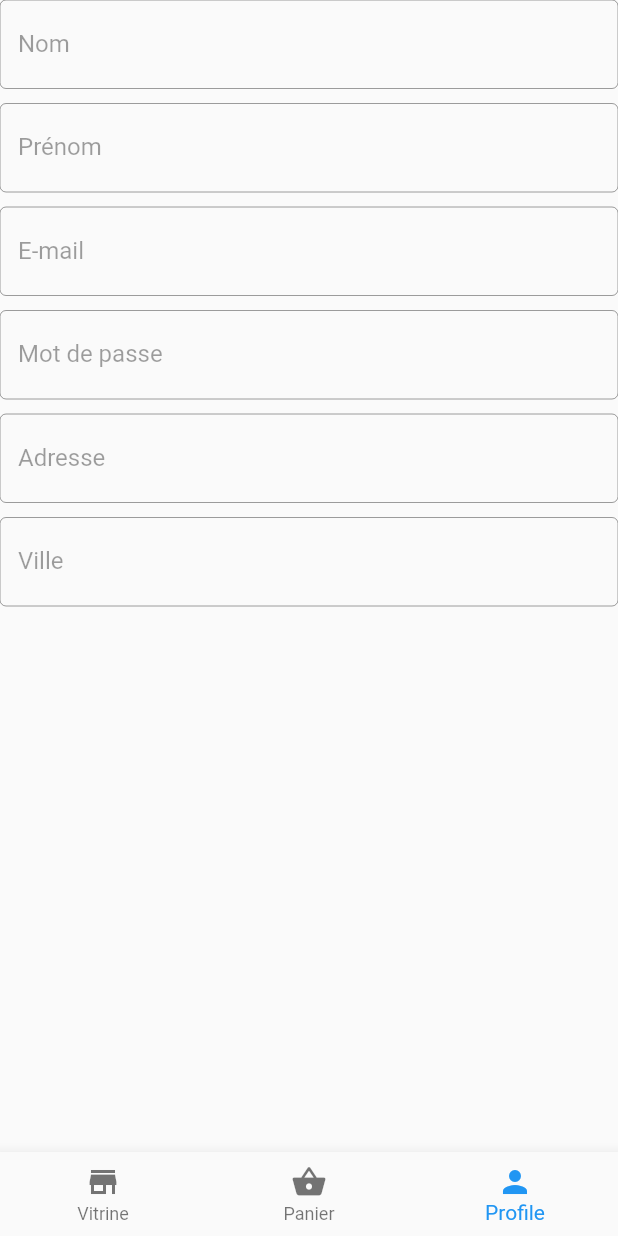
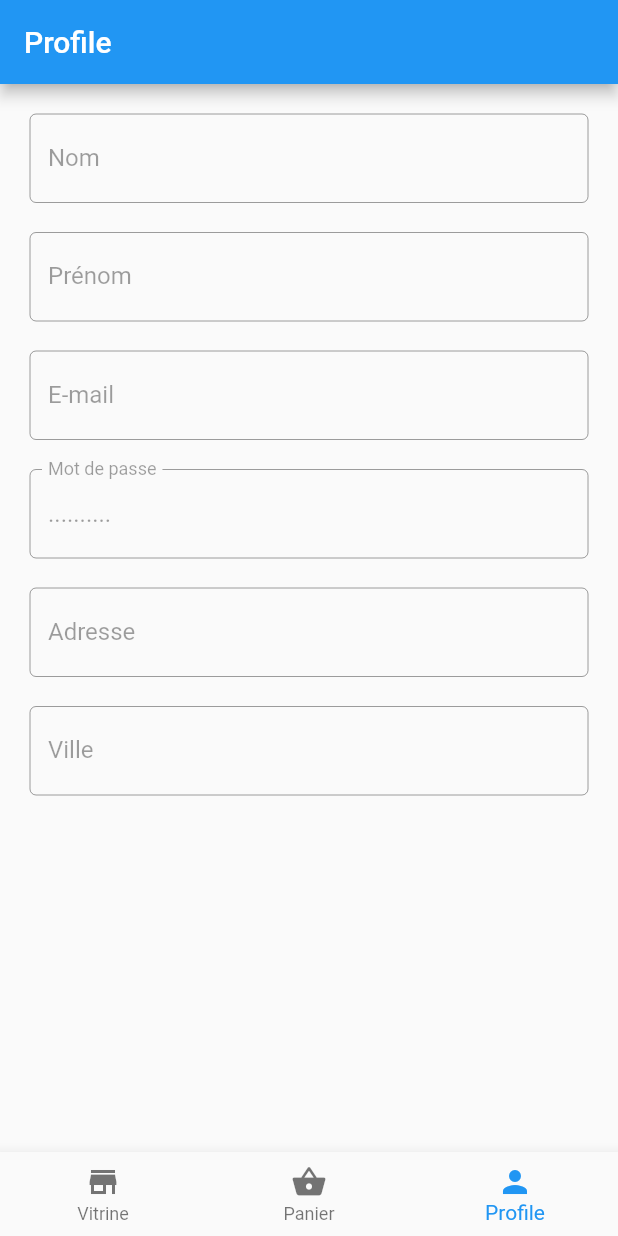
Before and after one commit to RethersMathieu/miaged, a Flutter app: the Profil screen opened by its route, on a phone screen of 412 x 824 dp. Run offline on Flutter 3.47's test engine with Material 2 defaults, Android fonts, the phone set to English and light mode, and no system bars; our stand-ins replace cloud_firestore, firebase_auth, firebase_core, fluttertoast, go_router; accounts and stored records are empty.

Commit message:
Correction page profil.dart

```diff
--- a/lib/main.dart
+++ b/lib/main.dart
@@ -14,7 +14,7 @@ class MyApp extends StatelessWidget {
   Widget build(BuildContext context) {
     return MaterialApp.router(
       title: 'MIAGED',
-      routerConfig: RouteConfig.i,
+      routerConfig: RouteConfig.instance,
     );
   }
 }
--- a/lib/pages/profil.dart
+++ b/lib/pages/profil.dart
@@ -1,4 +1,3 @@
-import 'package:firebase_auth/firebase_auth.dart';
 import 'package:flutter/material.dart';
 import 'package:miaged/firebase/auth.dart';
 
@@ -20,7 +19,6 @@ class TextFieldMiaged {
     textFormField = TextFormField(
       controller: controller,
       focusNode: focusNode,
-      initialValue: value,
       enabled: !disabled!,
       validator: (value) {
         if (validators == null) return null;
@@ -37,6 +35,7 @@ class TextFieldMiaged {
         border: const OutlineInputBorder(),
       ),
     );
+    if (value != null) controller.text = value;
   }
 }
 
@@ -54,10 +53,12 @@ class Profil extends StatelessWidget {
   @override
   Widget build(BuildContext context) {
     return Scaffold(
-      body: Center(
+      appBar: AppBar(title: const Text('Profile'),),
+      body: Padding(
+        padding: const EdgeInsets.all(20),
         child: Column(
           children: [
-            ...textFields.map((e) => Container(margin: const EdgeInsets.only(bottom: 10), child: e.textFormField,)).toList(),
+            ...textFields.map((e) => Container(margin: const EdgeInsets.only(bottom: 20), child: e.textFormField)).toList(),
           ],
         ),
       ),
--- a/lib/router.dart
+++ b/lib/router.dart
@@ -7,7 +7,6 @@ import 'package:miaged/pages/home.dart';
 import 'package:miaged/pages/log.dart';
 import 'package:miaged/pages/profil.dart';
 import 'package:miaged/pages/shapping_cart.dart';
-import 'package:miaged/pages/showcase.dart';
 import 'package:miaged/scaffold_bottom_navbar.dart';
 
 class RouteConfig {
@@ -16,7 +15,7 @@ class RouteConfig {
 
   static FutureOr<String?> redirectionToLog(BuildContext context, GoRouterState state) => !Auth.profilUser.isLogged ? '/login' : null;
 
-  static GoRouter i = GoRouter(
+  static GoRouter instance = GoRouter(
     initialLocation: '/showcase',
     navigatorKey: _rootNavigatorKey,
     routes: [
@@ -55,44 +54,4 @@ class RouteConfig {
       )
     ]
   );
-
-  static GoRouter instance = GoRouter(routes: <GoRoute>[
-    GoRoute(
-        path: '/',
-        builder: (context, state) => const Home(),
-        redirect: (context, state) async => !Auth.profilUser.isLogged ? '/login' : null,
-        routes: [
-          ShellRoute(
-            navigatorKey: _shellNavigatorKey,
-            builder: (context, state, child) => ScaffoldWithBottomNavBar(
-                items: const [
-                  ScaffoldWithNavBarTabItem(initialLocation: '/showcase', icon: Icon(Icons.store), label: 'Vitrine'),
-                  ScaffoldWithNavBarTabItem(initialLocation: '/shapping_cart', icon: Icon(Icons.shopping_basket), label: 'Panier'),
-                  ScaffoldWithNavBarTabItem(initialLocation: '/profil', icon: Icon(Icons.person), label: 'Profile')
-                ],
-                child: child
-            ),
-            routes: [
-              GoRoute(
-                path: 'showcase',
-                builder: (context, state) => const Showcase(),
-              ),
-              GoRoute(
-                path: 'shapping_cart',
-                builder: (context, state) => const ShappingCart()
-              ),
-              GoRoute(
-                  path: 'profil',
-                  builder: (context, state) => Profil()
-              )
-            ]
-          )
-        ]
-    ),
-    GoRoute(
-        path: '/login',
-        builder: (context, state) => LogIn(),
-        redirect: (context, state) async => Auth.profilUser.isLogged ? '/' : null,
-    )
-  ]);
 }
```
